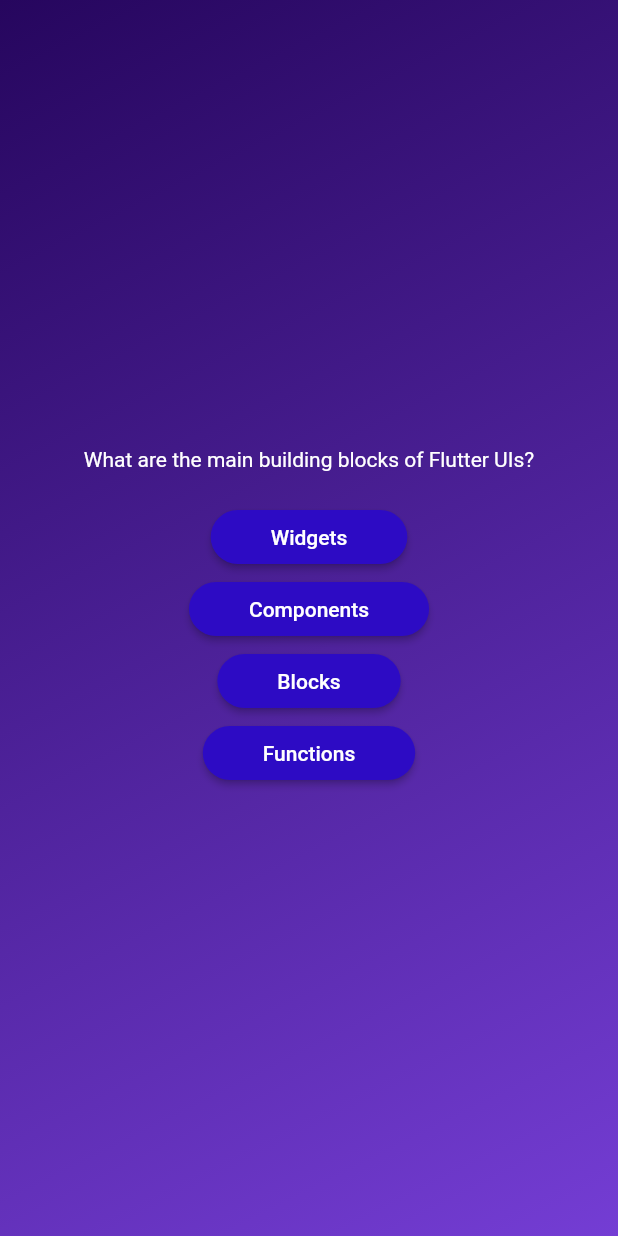
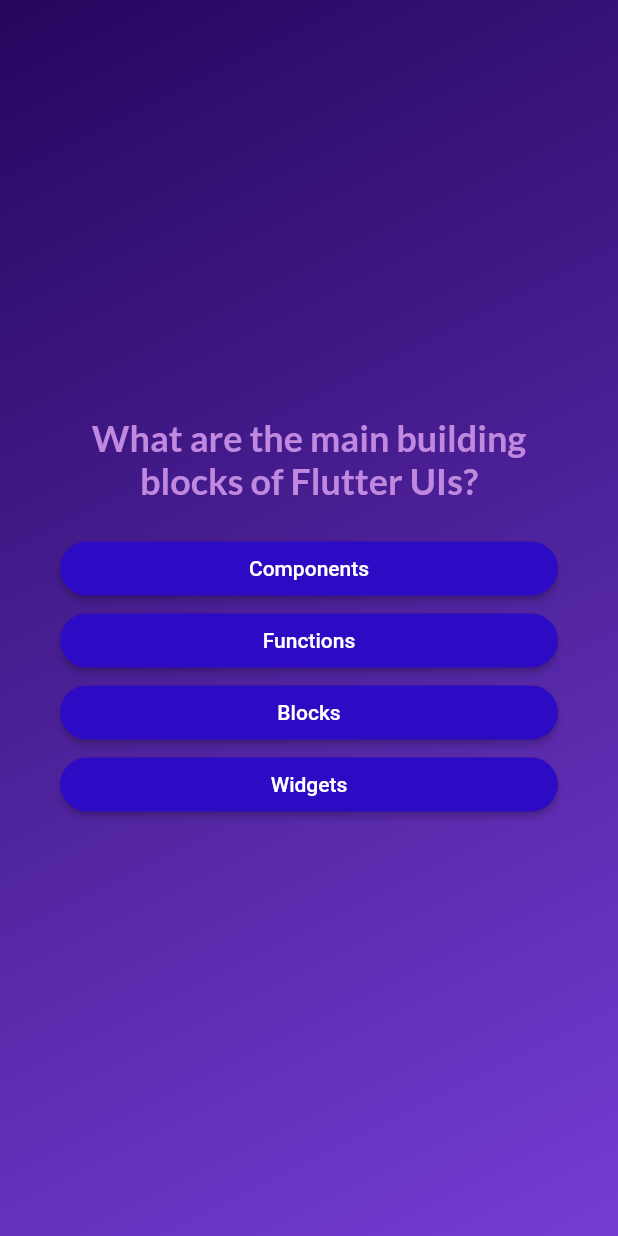
Before and after one commit to masanao10337/quiz_app, a Flutter app: the screen it shows after launch, after a tap on "Start Quiz", on a phone screen of 412 x 824 dp. Run offline on Flutter 3.47's test engine with Material 2 defaults, Android fonts, the phone set to English and light mode, and no system bars; our stand-ins replace google_fonts.

Commit message:
use some google_font/stying buttons

```diff
--- a/lib/models/quiz_question.dart
+++ b/lib/models/quiz_question.dart
@@ -6,4 +6,10 @@ class QuizQuestion {
 
   final String text;
   final List<String> answers;
+
+  List<String> shuffleAnswers() {
+    final copiedAnswers = List.of(answers);
+    copiedAnswers.shuffle();
+    return copiedAnswers;
+  }
 }
--- a/lib/screens/question_screen.dart
+++ b/lib/screens/question_screen.dart
@@ -1,4 +1,5 @@
 import 'package:flutter/material.dart';
+import 'package:google_fonts/google_fonts.dart';
 import 'package:quiz_app/widgets/answer_button.dart';
 import 'package:quiz_app/data/questions.dart';
 
@@ -10,28 +11,49 @@ class QuestionScreen extends StatefulWidget {
 }
 
 class _QuestionScreenState extends State<QuestionScreen> {
-  final currentQuestion = questions[0];
+  int questionIndex = 0;
+
+  void answserQuestion() {
+    _incrementIndex();
+  }
+
+  void _incrementIndex() {
+    setState(() {
+      questionIndex++;
+    });
+  }
 
   @override
   Widget build(BuildContext context) {
-    return SizedBox(
+    final currentQuestion = questions[questionIndex];
+
+    return Container(
+      margin: const EdgeInsets.all(40),
+      child: SizedBox(
         width: double.infinity,
         child: Column(
           mainAxisAlignment: MainAxisAlignment.center,
+          crossAxisAlignment: CrossAxisAlignment.stretch,
           children: [
             Text(
               currentQuestion.text,
-            style: const TextStyle(color: Colors.white),
+              style: GoogleFonts.lato(
+                color: const Color.fromARGB(255, 192, 136, 223),
+                fontSize: 24,
+                fontWeight: FontWeight.bold,
+              ),
+              textAlign: TextAlign.center,
             ),
             const SizedBox(height: 20),
-          ...currentQuestion.answers.map((answer) {
+            ...currentQuestion.shuffleAnswers().map((answer) {
               return AnswerButton(
                 text: answer,
-              onTap: () {},
+                onTap: answserQuestion,
               );
             }),
           ],
         ),
+      ),
     );
   }
 }
--- a/lib/screens/start_screen.dart
+++ b/lib/screens/start_screen.dart
@@ -1,4 +1,5 @@
 import 'package:flutter/material.dart';
+import 'package:google_fonts/google_fonts.dart';
 
 class StartScreen extends StatelessWidget {
   const StartScreen(
@@ -23,11 +24,12 @@ class StartScreen extends StatelessWidget {
           const SizedBox(
             height: 80,
           ),
-          const Text(
+          Text(
             'Learn Flutter the fun way!',
-            style: TextStyle(
-              color: Colors.white,
+            style: GoogleFonts.lato(
+              color: const Color.fromARGB(255, 192, 136, 223),
               fontSize: 24,
+              fontWeight: FontWeight.bold,
             ),
           ),
           const SizedBox(height: 30),
--- a/lib/widgets/answer_button.dart
+++ b/lib/widgets/answer_button.dart
@@ -25,7 +25,7 @@ class AnswerButton extends StatelessWidget {
       ),
       child: Text(
         text,
-        style: const TextStyle(color: Colors.white),
+        textAlign: TextAlign.center,
       ),
     );
   }
--- a/pubspec.yaml
+++ b/pubspec.yaml
@@ -9,6 +9,7 @@ environment:
 dependencies:
   flutter:
     sdk: flutter
+  google_fonts: ^4.0.4
 
 dev_dependencies:
   flutter_test:
```
Also changed, not shown: pubspec.lock, 7 other files. Lines whose indentation alone changed are shown as unchanged.
